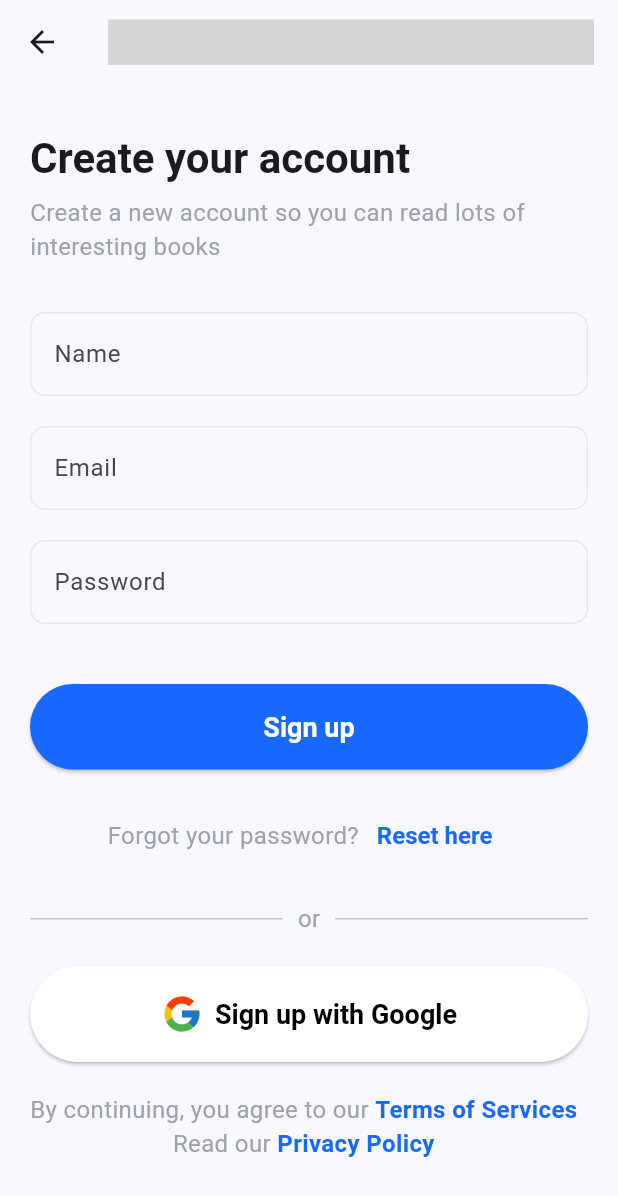
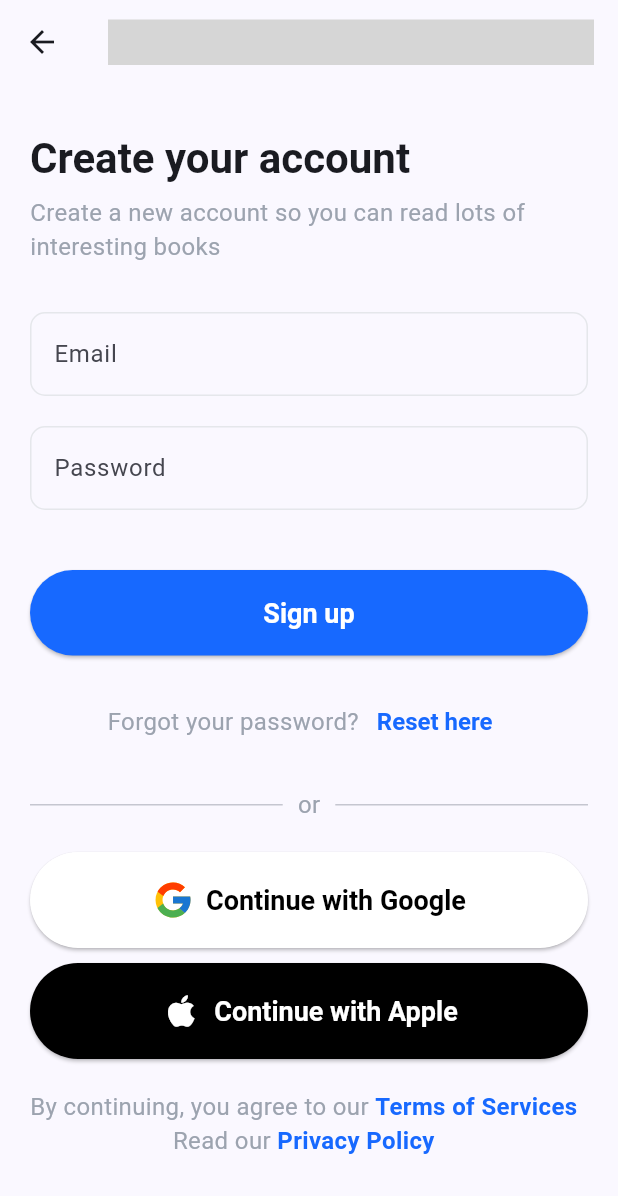
Before and after one commit to Hasibol-Hoda-Inu/Lipika, a Flutter app: the SignUpScreen screen opened directly, on a phone screen of 412 x 824 dp. Shown: the top 1196 px of the screen. Run offline on Flutter 3.47's test engine with Material 3 defaults, Android fonts, the phone set to English and light mode, and no system bars; our stand-ins replace carousel_slider, flutter_svg, go_router, supabase_flutter; accounts and stored records are empty; grey boxes are pictures that could not be loaded.

Commit message:
authentication integrated with supabase, added login and signup screens with routing

```diff
--- a/lib/application/app_providers.dart
+++ b/lib/application/app_providers.dart
@@ -1,6 +1,9 @@
 import 'package:flutter/material.dart';
+import 'package:lipika/features/auth/ui/controllers/auth_controller.dart';
 import 'package:lipika/features/common/ui/controller/main_bottom_nav_provider.dart';
 import 'package:provider/provider.dart';
+
+import '../features/auth/data/services/auth_service.dart';
 
 class AppProviders extends StatelessWidget {
   final Widget child;
@@ -12,8 +15,9 @@ class AppProviders extends StatelessWidget {
     return MultiProvider(
       providers: [
         ChangeNotifierProvider(create: (context)=>MainBottomNavProvider()),
+        ChangeNotifierProvider(create: (context)=>AuthController(authService: AuthService())),
       ],
-      child: child, // Pass the child widget here
+      child: child,
     );
   }
 }
--- a/lib/application/routes/app_route_config.dart
+++ b/lib/application/routes/app_route_config.dart
@@ -1,5 +1,7 @@
 import 'package:flutter/material.dart';
 import 'package:go_router/go_router.dart';
+import 'package:lipika/features/auth/ui/screens/login_screen.dart';
+import 'package:lipika/features/auth/ui/screens/sign_up_screen.dart';
 import 'package:lipika/features/auth/ui/screens/splash_screen.dart';
 import 'package:lipika/features/category/ui/screens/categories_screen.dart';
 import 'package:lipika/features/checkout_funnel/ui/screens/checkout.dart';
@@ -28,6 +30,16 @@ final GoRouter appRouter = GoRouter(
         name: AppRouteConst.homeRouteName,
         path: "/home",
         pageBuilder: (context, state)=> const MaterialPage(child: MainBottomNavScreen()),
+      ),
+      GoRoute(
+        name: AppRouteConst.signUpRouteName,
+        path: "/signUp",
+        pageBuilder: (context, state)=> const MaterialPage(child: SignUpScreen()),
+      ),
+      GoRoute(
+        name: AppRouteConst.loginRouteName,
+        path: "/login",
+        pageBuilder: (context, state)=> const MaterialPage(child: LoginScreen()),
       ),
       GoRoute(
         name: AppRouteConst.profileRouteName,
--- a/lib/application/routes/app_route_const.dart
+++ b/lib/application/routes/app_route_const.dart
@@ -1,5 +1,8 @@
 class AppRouteConst {
   static const String splashRouteName = "splash";
+  static const String signUpRouteName = "signUp";
+  static const String loginRouteName = "login";
+
   static const String homeRouteName = "home";
 
   static const String profileRouteName = "profile";
--- /dev/null
+++ b/lib/features/auth/data/model/sign_up_result_model.dart
@@ -0,0 +1,15 @@
+enum SignUpStatus {
+  success,
+  verificationRequired,
+  failed,
+}
+
+class SignUpResult {
+  final SignUpStatus status;
+  final String? error;
+
+  const SignUpResult({
+    required this.status,
+    this.error,
+  });
+}
--- a/lib/features/auth/ui/screens/sign_up_screen.dart
+++ b/lib/features/auth/ui/screens/sign_up_screen.dart
@@ -1,10 +1,16 @@
 import 'package:flutter/gestures.dart';
 import 'package:flutter/material.dart';
 import 'package:flutter_svg/svg.dart';
+import 'package:go_router/go_router.dart';
 import 'package:lipika/application/app_colors.dart';
+import 'package:lipika/application/routes/app_route_const.dart';
 import 'package:lipika/features/auth/ui/utils/regex_validators.dart';
+import 'package:provider/provider.dart';
 
 import '../../../../application/assets_path.dart';
+import '../../data/model/sign_up_result_model.dart';
+import '../../data/services/auth_service.dart';
+import '../controllers/auth_controller.dart';
 
 class SignUpScreen extends StatefulWidget {
   const SignUpScreen({super.key});
@@ -18,6 +24,8 @@ class _SignUpScreenState extends State<SignUpScreen> {
   final TextEditingController _nameController = TextEditingController();
   final TextEditingController _emailController = TextEditingController();
   final TextEditingController _passwordController = TextEditingController();
+
+  final AuthService _authService = AuthService();
 
   @override
   Widget build(BuildContext context) {
@@ -41,13 +49,17 @@ class _SignUpScreenState extends State<SignUpScreen> {
               const SizedBox(height: 32,),
               buildSignUpForm(),
               const SizedBox(height: 40,),
-              SizedBox(
+              Consumer<AuthController>(
+                builder: (context, controller, child) {
+                  return SizedBox(
                 width: double.infinity,
                 child: ElevatedButton(
-                  onPressed: (){},
+                  onPressed: _signUp,
                   style: ElevatedButton.styleFrom(),
-                  child: const Text("Sign up"),
+                  child: controller.isLoading ? const CircularProgressIndicator() : const Text("Sign up"),
                 ),
+                  );
+                },
               ),
               const SizedBox(height: 20,),
               Row(
@@ -85,7 +97,20 @@ class _SignUpScreenState extends State<SignUpScreen> {
                     foregroundColor: Colors.black,
                   ),
                   icon: SvgPicture.asset(AssetsPath.google, width: 28, height: 28,),
-                  label: const Text("Sign up with Google"),
+                  label: const Text("Continue with Google"),
+                ),
+              ),
+              const SizedBox(height: 10,),
+              SizedBox(
+                width: double.infinity,
+                child: ElevatedButton.icon(
+                  onPressed: (){},
+                  style: ElevatedButton.styleFrom(
+                    backgroundColor: Colors.black,
+                    foregroundColor: Colors.white,
+                  ),
+                  icon: Icon(Icons.apple, size: 28,),
+                  label: const Text("Continue with Apple"),
                 ),
               ),
               const SizedBox(height: 20,),
@@ -143,24 +168,25 @@ class _SignUpScreenState extends State<SignUpScreen> {
                 child: Column(
                   spacing: 20,
                   children: [
-                    TextFormField(
-                      controller: _nameController,
-                      keyboardType: TextInputType.name,
-                      validator: (value) {
-                        if (value == null || value.isEmpty) {
-                          return 'Please enter your name';
-                        }
-                        return null;
-                      },
-                      autovalidateMode: AutovalidateMode.onUserInteraction,
-                      decoration: const InputDecoration(
-                        hintText: "nick name",
-                        labelText: "Name",
-                      ),
-                    ),
+                    // TextFormField(
+                    //   controller: _nameController,
+                    //   keyboardType: TextInputType.name,
+                    //   validator: (value) {
+                    //     if (value == null || value.isEmpty) {
+                    //       return 'Please enter your name';
+                    //     }
+                    //     return null;
+                    //   },
+                    //   autovalidateMode: AutovalidateMode.onUserInteraction,
+                    //   decoration: const InputDecoration(
+                    //     hintText: "nick name",
+                    //     labelText: "Name",
+                    //   ),
+                    // ),
                     TextFormField(
                       keyboardType: TextInputType.emailAddress,
                       controller: _emailController,
+                      autovalidateMode: AutovalidateMode.onUserInteraction,
                       validator: (value){
                         if(value == null || value.isEmpty){
                           return "Please enter your email";
@@ -195,6 +221,29 @@ class _SignUpScreenState extends State<SignUpScreen> {
                 ));
   }
 
+  void _signUp() async {
+    if (_formKey.currentState!.validate()) {
+      final SignUpResult result = await _authService.signUp(
+        email: _emailController.text,
+        password: _passwordController.text,
+      );
+
+      switch (result.status) {
+        case SignUpStatus.success:
+          debugPrint("Signup successful");
+          break;
+
+        case SignUpStatus.verificationRequired:
+          debugPrint("Please check your email for verification");
+          break;
+
+        case SignUpStatus.failed:
+          debugPrint(result.error);
+          break;
+      }
+    }
+  }
+
   @override
   void dispose() {
     _nameController.dispose();
--- a/lib/features/auth/ui/screens/splash_screen.dart
+++ b/lib/features/auth/ui/screens/splash_screen.dart
@@ -22,7 +22,7 @@ class _SplashScreenState extends State<SplashScreen> {
   Future<void> _goToNextScreen()async{
       await Future.delayed(const Duration(seconds: 2));
       if(mounted) {
-        GoRouter.of(context).pushReplacementNamed(AppRouteConst.homeRouteName);
+        GoRouter.of(context).pushReplacementNamed(AppRouteConst.signUpRouteName);
       }
   }
 
--- a/lib/features/common/ui/controller/main_bottom_nav_provider.dart
+++ b/lib/features/common/ui/controller/main_bottom_nav_provider.dart
@@ -3,6 +3,7 @@ import 'package:flutter/cupertino.dart';
 class MainBottomNavProvider extends ChangeNotifier{
   int _selectedIndex = 0;
   int get selectedIndex => _selectedIndex;
+
   void changeIndex(int index) {
     if(_selectedIndex == index){
       return;
--- a/pubspec.yaml
+++ b/pubspec.yaml
@@ -17,7 +17,7 @@ dependencies:
   carousel_slider: ^5.1.1
   provider: ^6.1.5+1
   go_router: ^17.3.0
-  supabase_flutter: ^2.12.2
+  supabase_flutter: ^2.18.3
 
 dev_dependencies:
   flutter_test:
```
Also changed, not shown: lib/features/auth/data/services/auth_service.dart (added, +77 -0 lines), lib/features/auth/ui/controllers/auth_controller.dart (added, +47 -0 lines), lib/features/auth/ui/screens/login_screen.dart (+62 -42 lines).
